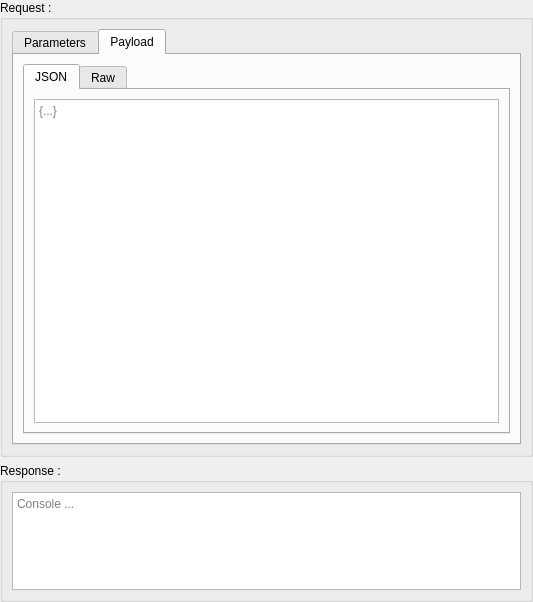
fatehmtd/RequestFlow, file BleachUI/CoreView/ui/EndpointNodeUi.ui: the form before one commit.
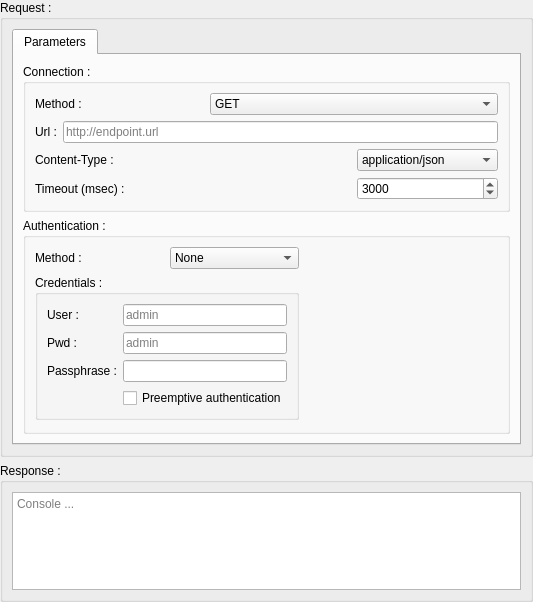
The form after the commit. The open tabs and pages were chosen to show the change.

```diff
--- a/BleachUI/CoreView/ui/EndpointNodeUi.ui
+++ b/BleachUI/CoreView/ui/EndpointNodeUi.ui
@@ -300,54 +300,6 @@
           </item>
          </layout>
         </widget>
-        <widget class="QWidget" name="tab_2">
-         <attribute name="title">
-          <string>Payload</string>
-         </attribute>
-         <layout class="QGridLayout" name="gridLayout_2">
-          <item row="0" column="0">
-           <widget class="QTabWidget" name="tabWidget">
-            <property name="currentIndex">
-             <number>0</number>
-            </property>
-            <widget class="QWidget" name="tab_json">
-             <attribute name="title">
-              <string>JSON</string>
-             </attribute>
-             <layout class="QGridLayout" name="gridLayout_8">
-              <item row="0" column="0">
-               <widget class="QPlainTextEdit" name="plainTextEdit_json">
-                <property name="readOnly">
-                 <bool>true</bool>
-                </property>
-                <property name="placeholderText">
-                 <string>{...}</string>
-                </property>
-               </widget>
-              </item>
-             </layout>
-            </widget>
-            <widget class="QWidget" name="tab_raw">
-             <attribute name="title">
-              <string>Raw</string>
-             </attribute>
-             <layout class="QGridLayout" name="gridLayout_5">
-              <item row="0" column="0">
-               <widget class="QPlainTextEdit" name="plainTextEdit_raw">
-                <property name="readOnly">
-                 <bool>true</bool>
-                </property>
-                <property name="placeholderText">
-                 <string>{...}</string>
-                </property>
-               </widget>
-              </item>
-             </layout>
-            </widget>
-           </widget>
-          </item>
-         </layout>
-        </widget>
        </widget>
       </item>
      </layout>
```
